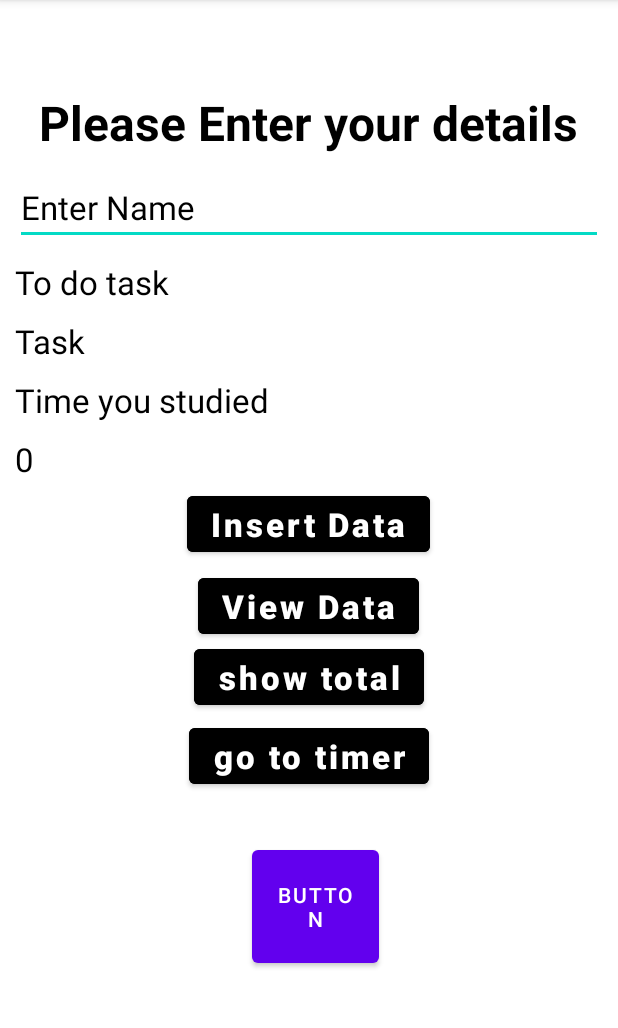
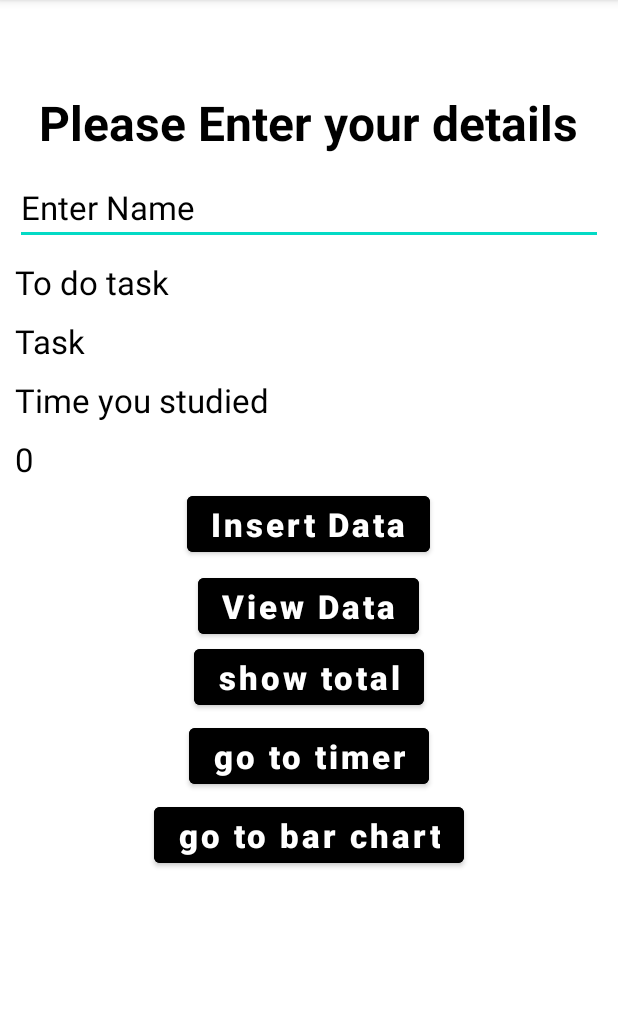
Before and after one commit to Kumoichi/SaveStudy, an Android app: the screen it shows after launch (MainActivity), on a phone screen of 412 x 824 dp, the part 84-1112 px from its top. Run offline under Robolectric (Android 15) with nearby library versions, the light colour scheme and no system bars; libraries missing offline, so code that uses them is left out: com.github.mikephil.charting.

Commit message:
data menu activity

```diff
--- a/app/src/main/AndroidManifest.xml
+++ b/app/src/main/AndroidManifest.xml
@@ -13,6 +13,9 @@
         android:supportsRtl="true"
         android:theme="@style/Theme.SaveStudy"
         tools:targetApi="31">
+        <activity
+            android:name=".DataMenu"
+            android:exported="false" />
         <activity
             android:name=".BarGraph"
             android:exported="false" />
--- a/app/src/main/java/com/example/savestudy/MainActivity.java
+++ b/app/src/main/java/com/example/savestudy/MainActivity.java
@@ -34,7 +34,7 @@
         view_btn = findViewById(R.id.view_btn);
         total_btn = findViewById(R.id.total_btn);
         goTimer_btn = findViewById(R.id.goTimer_btn);
-        bar_btn = findViewById(R.id.Bar_btn);
+        bar_btn = findViewById(R.id.bar_btn);
 
         db = new DBHelper(this);
 
@@ -76,7 +76,7 @@
             public void onClick(View view)
             {
                 String totalVal = db.getSum();
-                Intent i = new Intent(MainActivity.this, result.class);
+                Intent i = new Intent(MainActivity.this, BarGraph.class);
                 i.putExtra("key",totalVal);
                 startActivity(i);
             }
@@ -92,7 +92,7 @@
         bar_btn.setOnClickListener(new View.OnClickListener() {
             @Override
             public void onClick(View view) {
-                int intValue = mIntent.getIntExtra("timedata", 0);
+
                 String studyTime = String.valueOf(intValue);
                 Intent intent = new Intent(MainActivity.this, BarGraph.class);
                 intent.putExtra("key", studyTime);
--- a/app/src/main/res/layout/activity_main.xml
+++ b/app/src/main/res/layout/activity_main.xml
@@ -128,18 +128,16 @@
         android:textStyle="bold" />
 
     <Button
-        android:id="@+id/Bar_btn"
-        android:onClick="moveToGraph"
+        android:id="@+id/bar_btn"
         android:layout_width="wrap_content"
         android:layout_height="wrap_content"
         android:layout_below="@+id/goTimer_btn"
-        android:layout_alignParentStart="true"
-        android:layout_alignParentEnd="true"
-        android:layout_alignParentBottom="true"
-        android:layout_marginStart="158dp"
-        android:layout_marginTop="32dp"
-        android:layout_marginEnd="149dp"
-        android:layout_marginBottom="110dp"
-        android:text="Button" />
+        android:layout_centerHorizontal="true"
+        android:layout_marginTop="3dp"
+        android:backgroundTint="@color/black"
+        android:text="go to bar chart"
+        android:textAllCaps="false"
+        android:textSize="22sp"
+        android:textStyle="bold" />
 
 </RelativeLayout>
--- a/app/src/main/res/layout/activity_user_list.xml
+++ b/app/src/main/res/layout/activity_user_list.xml
@@ -11,7 +11,8 @@
         android:id="@+id/recycler_view"
         android:layout_width="match_parent"
         android:layout_height="match_parent"
-        />
+        android:layout_alignParentBottom="true"
+        android:layout_marginBottom="0dp" />
 
 
 </RelativeLayout>
```
Also changed, not shown: app/src/main/java/com/example/savestudy/BarGraph.java (+14 -8 lines), app/src/main/java/com/example/savestudy/DataMenu.java (added, +30 -0 lines), app/src/main/res/layout/activity_bar_graph.xml (+17 -4 lines), app/src/main/res/layout/activity_data_menu.xml (added, +28 -0 lines).
